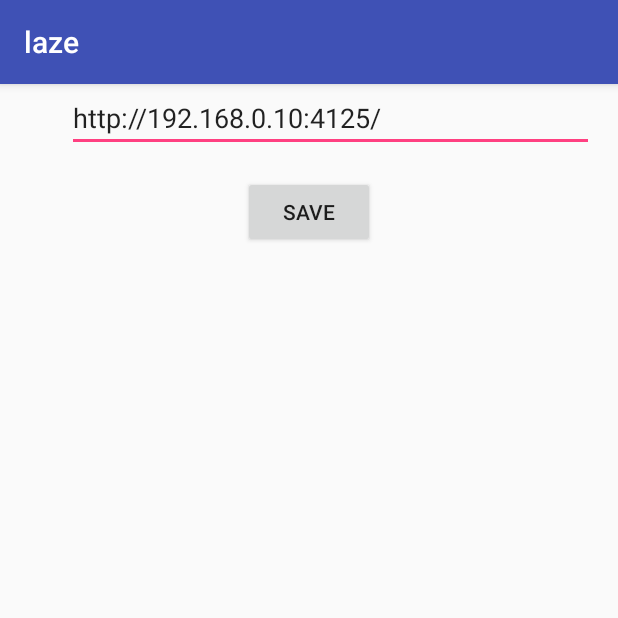
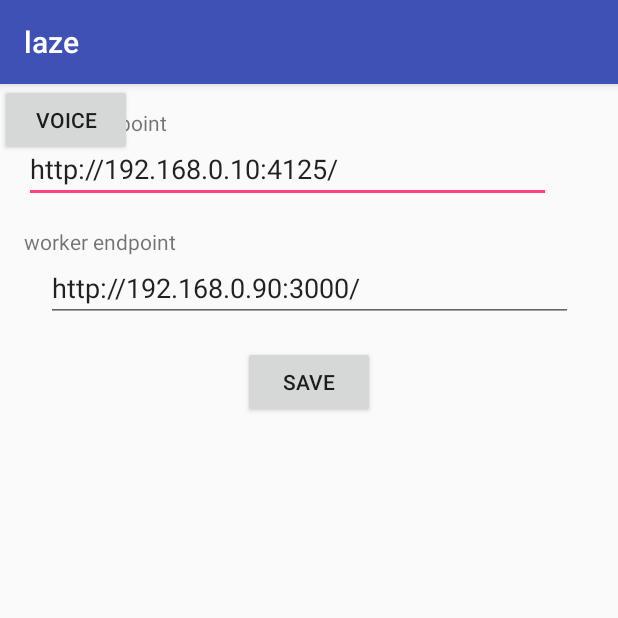
Before and after one commit to mess110/laze-1, an Android app: the screen it shows after launch (MainActivity), after a tap on "SAVE", on a phone screen of 412 x 824 dp, the top half of it. Run offline under Robolectric (Android 15) with nearby library versions, the phone set to English and light mode, and no system bars.

Commit message:
add worker endpoint

```diff
--- a/laze/app/src/main/java/ro/northpole/laze/MainActivity.kt
+++ b/laze/app/src/main/java/ro/northpole/laze/MainActivity.kt
@@ -13,43 +13,66 @@ import android.widget.EditText
 import android.widget.Toast
 
 
+
 class MainActivity : AppCompatActivity() {
 
     companion object {
         const val name = "laze"
         private const val mode = 0
-        const val endpoint = "endpoint"
-        private const val defaultEndpoint = "http://192.168.0.10:4125/"
+        const val girbotPrefKey = "girbotPrefKey"
+        const val workerPrefKey = "workerPrefKey"
+        private const val defaultGirbotEndpoint = "http://192.168.0.10:4125/"
+        private const val defaultWorkerEndpoint = "http://192.168.0.90:3000/"
 
         fun getSettings(context: Context): SharedPreferences {
             return context.getSharedPreferences(name, mode)
         }
 
-        fun getEndpoint(context: Context): String {
+        fun getWorkerEndpoint(context: Context): String {
             val prefs = getSettings(context)
-            return prefs.getString(MainActivity.endpoint, MainActivity.defaultEndpoint)
+            return prefs.getString(MainActivity.workerPrefKey, MainActivity.defaultWorkerEndpoint)
+        }
+
+        fun getGirbotEndpoint(context: Context): String {
+            val prefs = getSettings(context)
+            return prefs.getString(MainActivity.girbotPrefKey, MainActivity.defaultGirbotEndpoint)
         }
     }
+
+    private lateinit var girbotEditText: EditText
+    private lateinit var workerEditText: EditText
 
     override fun onCreate(savedInstanceState: Bundle?) {
         super.onCreate(savedInstanceState)
         setContentView(R.layout.activity_main)
         checkAndRequestPermissions()
 
-        val urlEndpoint = findViewById<EditText>(R.id.endpoint)
-        urlEndpoint.setText(getEndpoint(baseContext))
+        girbotEditText = findViewById(R.id.girbot_endpoint)
+        girbotEditText.setText(getGirbotEndpoint(baseContext))
+
+        workerEditText = findViewById(R.id.worker_endpoint)
+        workerEditText.setText(getWorkerEndpoint(baseContext))
 
         val saveButton = findViewById<Button>(R.id.save)
         saveButton.setOnClickListener {
             saveSettings()
         }
+
+        val voiceButton = findViewById<Button>(R.id.voice)
+        voiceButton.setOnClickListener {
+            startVoiceRecognitionActivity()
+        }
     }
+
+    private fun startVoiceRecognitionActivity() {
+    }
+
 
     private fun saveSettings() {
         val prefs = getSettings(baseContext)
         val preferenceEditorUnique = prefs.edit()
-        val urlEndpoint = findViewById<EditText>(R.id.endpoint)
-        preferenceEditorUnique.putString(endpoint, urlEndpoint.text.toString())
+        preferenceEditorUnique.putString(girbotPrefKey, girbotEditText.text.toString())
+        preferenceEditorUnique.putString(workerPrefKey, workerEditText.text.toString())
         preferenceEditorUnique.apply()
         Toast.makeText(baseContext,"saved", Toast.LENGTH_LONG).show()
     }
--- a/laze/app/src/main/java/ro/northpole/laze/SmsReceiver.kt
+++ b/laze/app/src/main/java/ro/northpole/laze/SmsReceiver.kt
@@ -27,7 +27,7 @@ class SmsReceiver : BroadcastReceiver() {
                 if (msg.messageBody.contains("BCR") && msg.messageBody.contains("3-D Secure")) {
                     val words = msg.messageBody.split(' ')
                     val authCode = words[words.size - 1]
-                    val endpoint = MainActivity.getEndpoint(context)
+                    val endpoint = MainActivity.getGirbotEndpoint(context)
                     val url = endpoint + "sms?authCode=" + authCode
 
                     Toast.makeText(context, "Forwarding SMS", Toast.LENGTH_LONG).show()
--- a/laze/app/src/main/res/layout/activity_main.xml
+++ b/laze/app/src/main/res/layout/activity_main.xml
@@ -7,17 +7,17 @@
     tools:context=".MainActivity">
 
     <EditText
-        android:id="@+id/endpoint"
+        android:id="@+id/girbot_endpoint"
         android:layout_width="351dp"
-        android:layout_height="wrap_content"
+        android:layout_height="44dp"
         android:layout_marginEnd="16dp"
         android:layout_marginStart="16dp"
         android:ems="10"
         android:inputType="textPersonName"
         app:layout_constraintEnd_toEndOf="parent"
-        app:layout_constraintHorizontal_bias="1.0"
+        app:layout_constraintHorizontal_bias="0.0"
         app:layout_constraintStart_toStartOf="parent"
-        tools:layout_editor_absoluteY="16dp" />
+        app:layout_constraintTop_toBottomOf="@+id/textView" />
 
     <Button
         android:id="@+id/save"
@@ -29,6 +29,46 @@
         android:text="Save"
         app:layout_constraintEnd_toEndOf="parent"
         app:layout_constraintStart_toStartOf="parent"
-        app:layout_constraintTop_toBottomOf="@+id/endpoint" />
+        app:layout_constraintTop_toBottomOf="@+id/worker_endpoint" />
+
+    <TextView
+        android:id="@+id/textView"
+        android:layout_width="wrap_content"
+        android:layout_height="wrap_content"
+        android:layout_marginStart="16dp"
+        android:layout_marginTop="16dp"
+        android:text="girbot endpoint"
+        app:layout_constraintStart_toStartOf="parent"
+        app:layout_constraintTop_toTopOf="parent" />
+
+    <TextView
+        android:id="@+id/textView2"
+        android:layout_width="wrap_content"
+        android:layout_height="wrap_content"
+        android:layout_marginStart="16dp"
+        android:layout_marginTop="16dp"
+        android:text="worker endpoint"
+        app:layout_constraintStart_toStartOf="parent"
+        app:layout_constraintTop_toBottomOf="@+id/girbot_endpoint" />
+
+    <EditText
+        android:id="@+id/worker_endpoint"
+        android:layout_width="351dp"
+        android:layout_height="44dp"
+        android:layout_marginEnd="16dp"
+        android:layout_marginStart="16dp"
+        android:ems="10"
+        android:inputType="textPersonName"
+        app:layout_constraintEnd_toEndOf="parent"
+        app:layout_constraintStart_toStartOf="parent"
+        app:layout_constraintTop_toBottomOf="@+id/textView2" />
+
+    <Button
+        android:id="@+id/voice"
+        android:layout_width="wrap_content"
+        android:layout_height="wrap_content"
+        android:text="Voice"
+        tools:layout_editor_absoluteX="147dp"
+        tools:layout_editor_absoluteY="445dp" />
 
 </android.support.constraint.ConstraintLayout>
--- a/laze/build.gradle
+++ b/laze/build.gradle
@@ -1,7 +1,7 @@
 // Top-level build file where you can add configuration options common to all sub-projects/modules.
 
 buildscript {
-    ext.kotlin_version = '1.2.31'
+    ext.kotlin_version = '1.2.40'
     repositories {
         google()
         jcenter()
```
